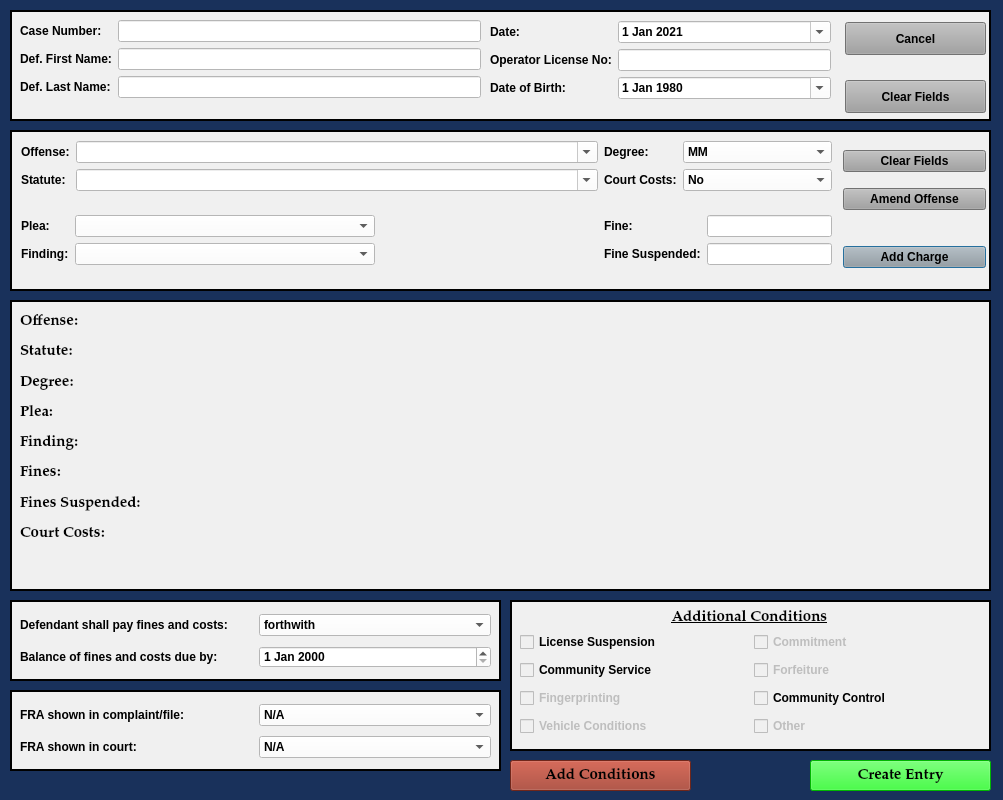
Qt form resources/ui/MinorMisdemeanorDialog.ui (HunterProgram22/MuniEntry) before a commit.
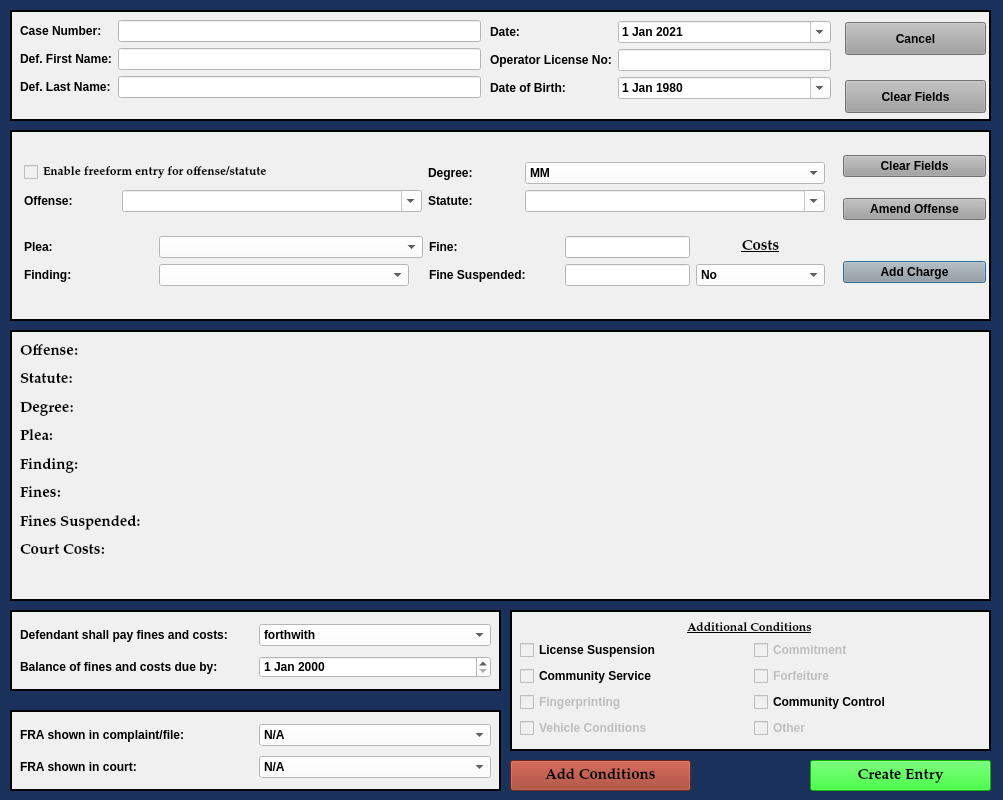
The same form after that commit.

Commit message: Added button to allow freeform entry of offense/statute

Patch:
```diff
--- a/resources/ui/MinorMisdemeanorDialog.ui
+++ b/resources/ui/MinorMisdemeanorDialog.ui
@@ -151,7 +151,7 @@
      <x>10</x>
      <y>130</y>
      <width>981</width>
-     <height>161</height>
+     <height>191</height>
     </rect>
    </property>
    <property name="sizePolicy">
@@ -183,7 +183,7 @@
       <x>833</x>
       <y>10</y>
       <width>143</width>
-      <height>141</height>
+      <height>161</height>
      </rect>
     </property>
     <layout class="QGridLayout" name="gridLayout">
@@ -238,70 +238,45 @@
      </item>
     </layout>
    </widget>
-   <widget class="QWidget" name="layoutWidget">
+   <widget class="QWidget" name="">
     <property name="geometry">
      <rect>
-      <x>11</x>
-      <y>11</y>
-      <width>811</width>
-      <height>141</height>
+      <x>14</x>
+      <y>14</y>
+      <width>801</width>
+      <height>161</height>
      </rect>
     </property>
-    <layout class="QGridLayout" name="gridLayout_3" columnstretch="1,0">
+    <layout class="QGridLayout" name="gridLayout_7">
      <item row="0" column="0">
-      <layout class="QFormLayout" name="formLayout_2">
-       <item row="0" column="0">
-        <widget class="QLabel" name="label_15">
-         <property name="text">
-          <string>Offense:</string>
+      <layout class="QGridLayout" name="gridLayout_3">
+       <item row="0" column="0" colspan="2">
+        <widget class="QCheckBox" name="freeform_entry_checkBox">
+         <property name="font">
+          <font>
+           <family>Palatino Linotype</family>
+           <pointsize>9</pointsize>
+           <weight>9</weight>
+           <italic>false</italic>
+           <bold>false</bold>
+          </font>
          </property>
-        </widget>
-       </item>
-       <item row="0" column="1">
-        <widget class="QComboBox" name="offense_choice_box">
          <property name="styleSheet">
-          <string notr="true">background-color: rgb(255, 255, 255);</string>
+          <string notr="true">font: 75 9pt &quot;Palatino Linotype&quot;;</string>
          </property>
-         <property name="editable">
-          <bool>true</bool>
-         </property>
-        </widget>
-       </item>
-       <item row="1" column="0">
-        <widget class="QLabel" name="label_6">
          <property name="text">
-          <string>Statute:</string>
+          <string>Enable freeform entry for offense/statute</string>
          </property>
         </widget>
        </item>
-       <item row="1" column="1">
-        <widget class="QComboBox" name="statute_choice_box">
-         <property name="enabled">
-          <bool>true</bool>
-         </property>
-         <property name="focusPolicy">
-          <enum>Qt::WheelFocus</enum>
-         </property>
-         <property name="styleSheet">
-          <string notr="true">background-color: rgb(255, 255, 255);</string>
-         </property>
-         <property name="editable">
-          <bool>true</bool>
-         </property>
-        </widget>
-       </item>
-      </layout>
-     </item>
-     <item row="0" column="1">
-      <layout class="QFormLayout" name="formLayout">
-       <item row="0" column="0">
+       <item row="0" column="2">
         <widget class="QLabel" name="label_23">
          <property name="text">
           <string>Degree:</string>
          </property>
         </widget>
        </item>
-       <item row="0" column="1">
+       <item row="0" column="3">
         <widget class="QComboBox" name="degree_choice_box">
          <property name="enabled">
           <bool>true</bool>
@@ -345,42 +320,61 @@
         </widget>
        </item>
        <item row="1" column="0">
-        <widget class="QLabel" name="label_8">
+        <widget class="QLabel" name="label_15">
          <property name="text">
-          <string>Court Costs:</string>
+          <string>Offense:</string>
          </property>
         </widget>
        </item>
        <item row="1" column="1">
-        <widget class="QComboBox" name="court_costs_box">
-         <property name="maximumSize">
+        <widget class="QComboBox" name="offense_choice_box">
+         <property name="minimumSize">
           <size>
-           <width>16770</width>
-           <height>16777215</height>
+           <width>300</width>
+           <height>0</height>
           </size>
          </property>
          <property name="styleSheet">
           <string notr="true">background-color: rgb(255, 255, 255);</string>
          </property>
          <property name="editable">
-          <bool>false</bool>
+          <bool>true</bool>
          </property>
-         <item>
-          <property name="text">
-           <string>No</string>
-          </property>
-         </item>
-         <item>
-          <property name="text">
-           <string>Yes</string>
-          </property>
-         </item>
+        </widget>
+       </item>
+       <item row="1" column="2">
+        <widget class="QLabel" name="label_6">
+         <property name="text">
+          <string>Statute:</string>
+         </property>
+        </widget>
+       </item>
+       <item row="1" column="3">
+        <widget class="QComboBox" name="statute_choice_box">
+         <property name="enabled">
+          <bool>true</bool>
+         </property>
+         <property name="minimumSize">
+          <size>
+           <width>300</width>
+           <height>0</height>
+          </size>
+         </property>
+         <property name="focusPolicy">
+          <enum>Qt::WheelFocus</enum>
+         </property>
+         <property name="styleSheet">
+          <string notr="true">background-color: rgb(255, 255, 255);</string>
+         </property>
+         <property name="editable">
+          <bool>true</bool>
+         </property>
         </widget>
        </item>
       </layout>
      </item>
      <item row="1" column="0">
-      <layout class="QFormLayout" name="formLayout_6">
+      <layout class="QGridLayout" name="gridLayout_6">
        <item row="0" column="0">
         <widget class="QLabel" name="label_13">
          <property name="text">
@@ -398,7 +392,7 @@
          </property>
          <property name="minimumSize">
           <size>
-           <width>300</width>
+           <width>264</width>
            <height>0</height>
           </size>
          </property>
@@ -435,6 +429,46 @@
          </item>
         </widget>
        </item>
+       <item row="0" column="2">
+        <widget class="QLabel" name="label_11">
+         <property name="text">
+          <string>Fine:</string>
+         </property>
+        </widget>
+       </item>
+       <item row="0" column="3">
+        <widget class="QLineEdit" name="fines_amount">
+         <property name="sizePolicy">
+          <sizepolicy hsizetype="Fixed" vsizetype="Fixed">
+           <horstretch>0</horstretch>
+           <verstretch>0</verstretch>
+          </sizepolicy>
+         </property>
+         <property name="styleSheet">
+          <string notr="true">background-color: rgb(255, 255, 255);</string>
+         </property>
+        </widget>
+       </item>
+       <item row="0" column="4">
+        <widget class="QLabel" name="label_8">
+         <property name="font">
+          <font>
+           <family>Palatino Linotype</family>
+           <pointsize>11</pointsize>
+           <weight>75</weight>
+           <italic>false</italic>
+           <bold>true</bold>
+           <underline>true</underline>
+          </font>
+         </property>
+         <property name="text">
+          <string>Costs</string>
+         </property>
+         <property name="alignment">
+          <set>Qt::AlignCenter</set>
+         </property>
+        </widget>
+       </item>
        <item row="1" column="0">
         <widget class="QLabel" name="label_12">
          <property name="text">
@@ -452,7 +486,7 @@
          </property>
          <property name="minimumSize">
           <size>
-           <width>300</width>
+           <width>250</width>
            <height>0</height>
           </size>
          </property>
@@ -494,38 +528,14 @@
          </item>
         </widget>
        </item>
-      </layout>
-     </item>
-     <item row="1" column="1">
-      <layout class="QFormLayout" name="formLayout_5">
-       <item row="0" column="0">
-        <widget class="QLabel" name="label_11">
-         <property name="text">
-          <string>Fine:</string>
-         </property>
-        </widget>
-       </item>
-       <item row="0" column="1">
-        <widget class="QLineEdit" name="fines_amount">
-         <property name="sizePolicy">
-          <sizepolicy hsizetype="Fixed" vsizetype="Fixed">
-           <horstretch>0</horstretch>
-           <verstretch>0</verstretch>
-          </sizepolicy>
-         </property>
-         <property name="styleSheet">
-          <string notr="true">background-color: rgb(255, 255, 255);</string>
-         </property>
-        </widget>
-       </item>
-       <item row="1" column="0">
+       <item row="1" column="2">
         <widget class="QLabel" name="label_7">
          <property name="text">
           <string>Fine Suspended:</string>
          </property>
         </widget>
        </item>
-       <item row="1" column="1">
+       <item row="1" column="3">
         <widget class="QLineEdit" name="fines_suspended">
          <property name="sizePolicy">
           <sizepolicy hsizetype="Fixed" vsizetype="Fixed">
@@ -538,6 +548,32 @@
          </property>
         </widget>
        </item>
+       <item row="1" column="4">
+        <widget class="QComboBox" name="court_costs_box">
+         <property name="maximumSize">
+          <size>
+           <width>16770</width>
+           <height>16777215</height>
+          </size>
+         </property>
+         <property name="styleSheet">
+          <string notr="true">background-color: rgb(255, 255, 255);</string>
+         </property>
+         <property name="editable">
+          <bool>false</bool>
+         </property>
+         <item>
+          <property name="text">
+           <string>No</string>
+          </property>
+         </item>
+         <item>
+          <property name="text">
+           <string>Yes</string>
+          </property>
+         </item>
+        </widget>
+       </item>
       </layout>
      </item>
     </layout>
@@ -547,9 +583,9 @@
    <property name="geometry">
     <rect>
      <x>10</x>
-     <y>300</y>
+     <y>330</y>
      <width>981</width>
-     <height>291</height>
+     <height>271</height>
     </rect>
    </property>
    <property name="font">
@@ -579,7 +615,7 @@
       <x>10</x>
       <y>10</y>
       <width>961</width>
-      <height>266</height>
+      <height>251</height>
      </rect>
     </property>
     <layout class="QGridLayout" name="charges_gridLayout">
@@ -963,7 +999,7 @@
    <property name="geometry">
     <rect>
      <x>10</x>
-     <y>600</y>
+     <y>610</y>
      <width>491</width>
      <height>81</height>
     </rect>
@@ -1064,7 +1100,7 @@
    <property name="geometry">
     <rect>
      <x>10</x>
-     <y>690</y>
+     <y>710</y>
      <width>491</width>
      <height>81</height>
     </rect>
@@ -1156,13 +1192,15 @@
    <property name="geometry">
     <rect>
      <x>510</x>
-     <y>600</y>
+     <y>610</y>
      <width>481</width>
-     <height>151</height>
+     <height>141</height>
     </rect>
    </property>
    <property name="styleSheet">
-    <string notr="true">background-color: rgb(240, 240, 240);</string>
+    <string notr="true">background-color: rgb(240, 240, 240);
+font: 75 9pt &quot;Palatino Linotype&quot;;
+font-weight: bold;</string>
    </property>
    <property name="frameShape">
     <enum>QFrame::Box</enum>
@@ -1185,7 +1223,7 @@
     <property name="font">
      <font>
       <family>Palatino Linotype</family>
-      <pointsize>11</pointsize>
+      <pointsize>9</pointsize>
       <weight>75</weight>
       <italic>false</italic>
       <bold>true</bold>
@@ -1205,7 +1243,7 @@
       <x>10</x>
       <y>30</y>
       <width>461</width>
-      <height>111</height>
+      <height>101</height>
      </rect>
     </property>
     <layout class="QGridLayout" name="gridLayout_5">
```
Left out of the diff: 77 changed lines with no effect on the pictures. The commit also changes 5 other files.
